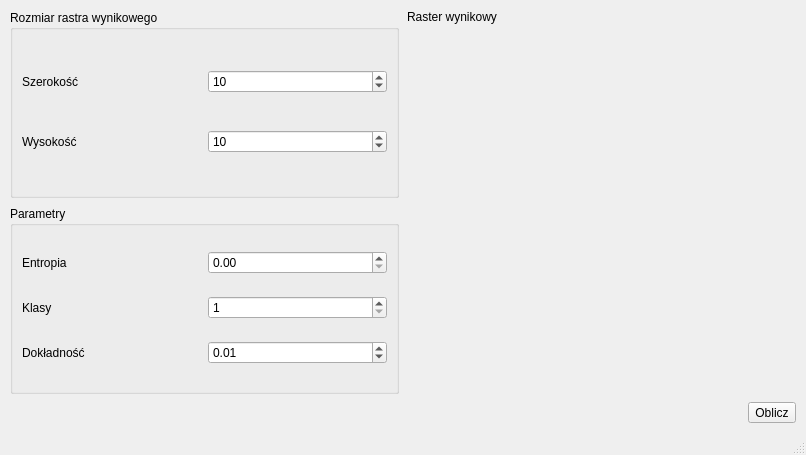
Old version of the form gui.ui in the repository Mativane/entropia_zaliczonko.
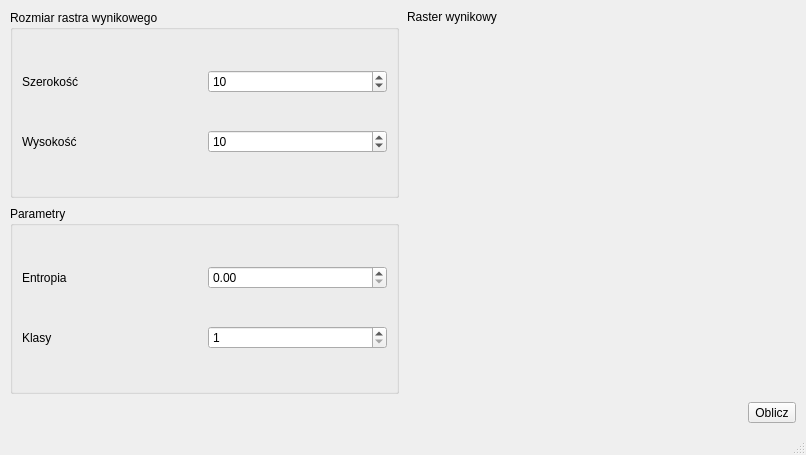
New version of the form.

Commit message: usuniecie dokladosci

```diff
--- a/gui.ui
+++ b/gui.ui
@@ -107,7 +107,11 @@
               </widget>
              </item>
              <item>
-              <widget class="QDoubleSpinBox" name="dsbEntropy"/>
+              <widget class="QDoubleSpinBox" name="dsbEntropy">
+               <property name="singleStep">
+                <double>0.010000000000000</double>
+               </property>
+              </widget>
              </item>
             </layout>
            </item>
@@ -129,24 +133,6 @@
              </item>
             </layout>
            </item>
-           <item>
-            <layout class="QHBoxLayout" name="horizontalLayout_5">
-             <item>
-              <widget class="QLabel" name="label_5">
-               <property name="text">
-                <string>Dokładność</string>
-               </property>
-              </widget>
-             </item>
-             <item>
-              <widget class="QDoubleSpinBox" name="dbsAccuracy">
-               <property name="value">
-                <double>0.010000000000000</double>
-               </property>
-              </widget>
-             </item>
-            </layout>
-           </item>
           </layout>
          </widget>
         </item>
```
